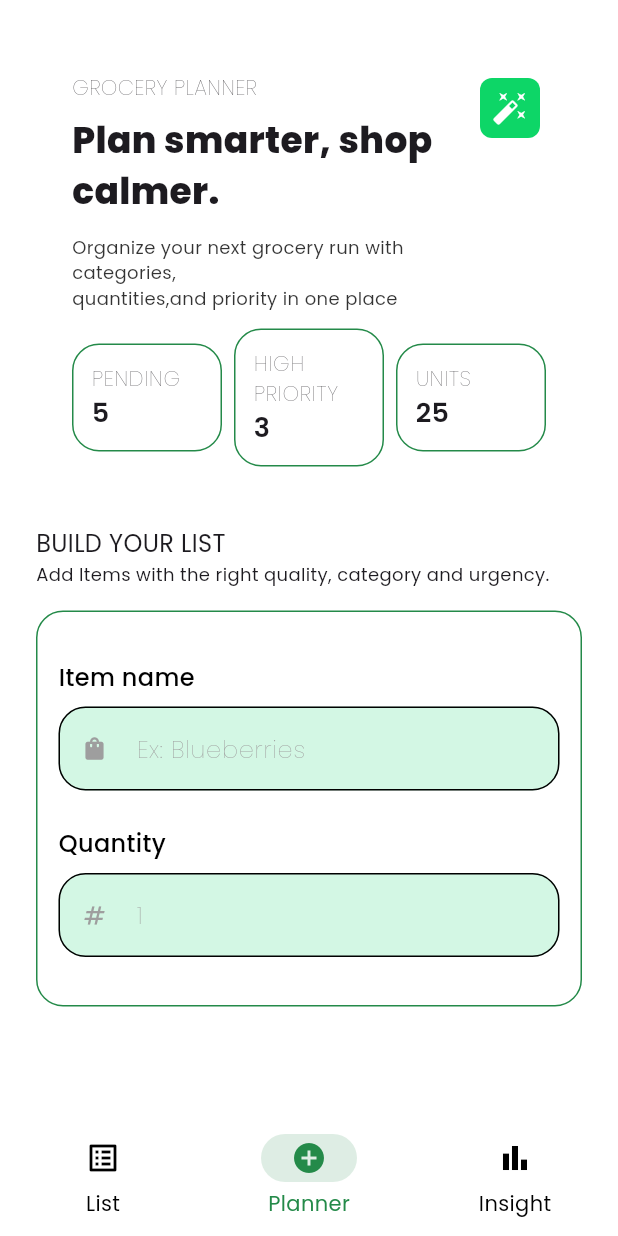
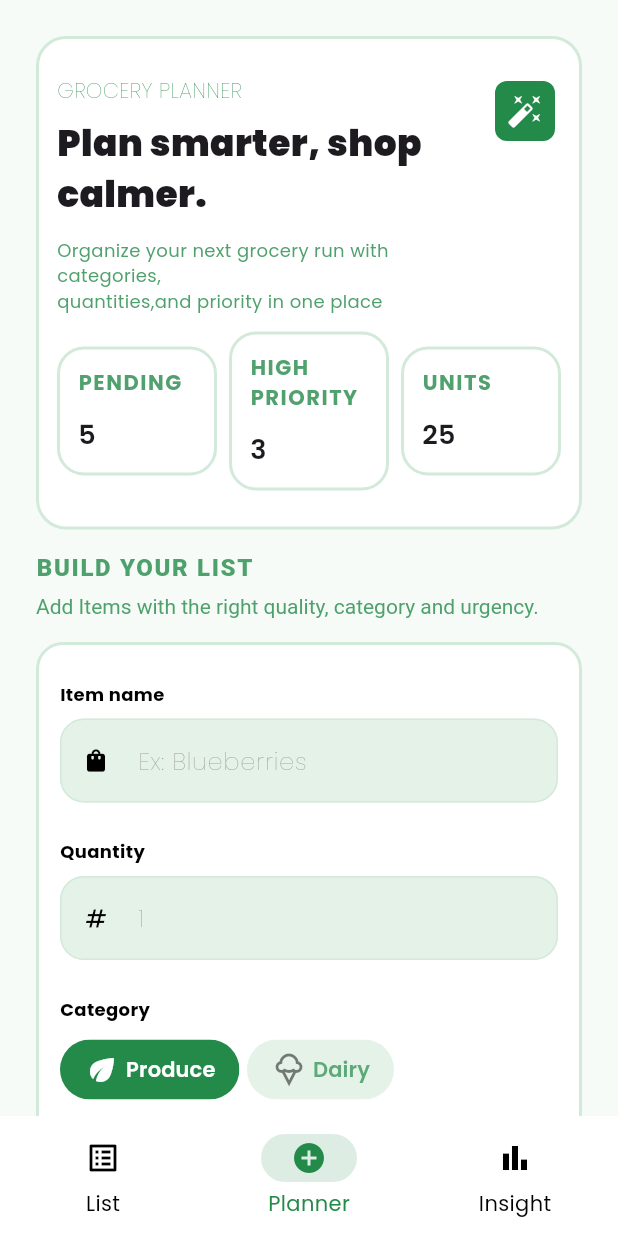
Before and after one commit to Miki0035/flutter_grocify, a Flutter app: the BottomNav screen opened directly, item 2 of the bottom bar chosen, on a phone screen of 412 x 824 dp. Run offline on Flutter 3.47's test engine with Material 3 defaults, Android fonts, the phone set to English and light mode, and no system bars; our stand-ins replace fpdart, google_fonts.

Commit message:
feat: add category chip

```diff
--- /dev/null
+++ b/lib/features/planner/presentation/models/category_option_item.dart
@@ -0,0 +1,13 @@
+import 'package:flutter/material.dart';
+
+class CategoryOptionItem {
+  final String value;
+  final IconData icon;
+  final IconData selectedIcon;
+
+  const CategoryOptionItem({
+    required this.value,
+    required this.icon,
+    required this.selectedIcon,
+  });
+}
--- a/lib/features/planner/presentation/screens/planner_screen.dart
+++ b/lib/features/planner/presentation/screens/planner_screen.dart
@@ -1,195 +1,66 @@
 import 'package:flutter/material.dart';
 import 'package:grocify/core/constants/colors.dart';
 import 'package:grocify/core/constants/sizes.dart';
-import 'package:grocify/features/planner/presentation/widgets/activity_card.dart';
+import 'package:grocify/features/planner/presentation/widgets/form/planner_form.dart';
+import 'package:grocify/features/planner/presentation/widgets/planner_banner.dart';
 
 class PlannerScreen extends StatelessWidget {
   const PlannerScreen({super.key});
 
   @override
   Widget build(BuildContext context) {
+    final backgroundColor = Theme.of(
+      context,
+    ).colorScheme.outlineVariant.withValues(alpha: 0.2);
+
+    final textColor = Theme.of(
+      context,
+    ).colorScheme.primary.withValues(alpha: 0.8);
+
     return SafeArea(
-      child: Padding(
+      child: SingleChildScrollView(
+        child: Container(
+          decoration: BoxDecoration(color: backgroundColor),
           padding: .all(24),
           child: Column(
             children: [
-            Container(
-              padding: .all(24),
-              decoration: BoxDecoration(
-                color: Theme.of(context).colorScheme.surface,
-                borderRadius: .circular(18),
-              ),
-              child: Column(
-                children: [
-                  Row(
-                    mainAxisAlignment: .spaceBetween,
-                    crossAxisAlignment: .start,
-                    children: [
-                      // LEFT
-                      Expanded(
-                        child: Column(
-                          crossAxisAlignment: .start,
-                          children: [
-                            Text(
-                              'GROCERY PLANNER',
-                              style: TextStyle(fontWeight: .w100),
-                            ),
-                            SizedBox(height: 8),
-
-                            Text(
-                              'Plan smarter, shop \ncalmer.',
-                              style: TextStyle(fontWeight: .w800, fontSize: 24),
-                            ),
-                            SizedBox(height: 12),
-                            Text(
-                              'Organize your next grocery run with categories,\n'
-                              'quantities,and priority in one place',
-                              style: TextStyle(
-                                fontSize: 12,
-                                color: Colors.black.withValues(alpha: 0.8),
-                              ),
-                            ),
-                          ],
-                        ),
-                      ),
-
-                      // RIGHT
-                      IconButton(
-                        iconSize: 24,
-                        constraints: BoxConstraints(minWidth: 24),
-                        style: IconButton.styleFrom(
-                          backgroundColor: GrocifyBrand.greenDark,
-                          padding: .all(8),
-                          shape: RoundedRectangleBorder(
-                            borderRadius: .circular(8),
-                          ),
-                        ),
-                        onPressed: () {},
-                        icon: Icon(
-                          Icons.auto_fix_high,
-                          color: GrocifyBrand.white,
-                        ),
-                      ),
-                    ],
-                  ),
-
-                  SizedBox(height: 12),
-
-                  // CARD COTNAINER
-                  Row(
-                    mainAxisAlignment: .spaceBetween,
-                    crossAxisAlignment: .center,
-                    children: [
-                      GActivityCard(type: 'PENDING', amount: 5),
-                      SizedBox(width: 8),
-                      GActivityCard(type: 'HIGH PRIORITY', amount: 3),
-                      SizedBox(width: 8),
-
-                      GActivityCard(type: 'UNITS', amount: 25),
-                    ],
-                  ),
-                ],
-              ),
-            ),
+              GPlannerBanner(),
 
               // IMAGE CONTAINER
               SizedBox(height: 16),
 
               Row(
                 children: [
-                Column(
+                  DefaultTextStyle(
+                    style: TextStyle(color: textColor),
+                    child: Column(
                       crossAxisAlignment: .start,
                       children: [
                         Text(
                           'BUILD YOUR LIST',
-                      style: TextStyle(fontSize: GSize.fontMd),
+                          style: TextStyle(
+                            fontSize: GSize.fontMd,
+                            letterSpacing: 1.1,
+                            fontWeight: .w900,
                           ),
+                        ),
+                        SizedBox(height: 8),
                         Text(
                           'Add Items with the right quality, category and urgency.',
-                      style: TextStyle(fontSize: GSize.fontSm),
                         ),
                       ],
+                    ),
                   ),
                 ],
               ),
 
               SizedBox(height: 16),
 
-            Form(
-              child: Container(
-                padding: .symmetric(horizontal: 14, vertical: 20),
-                decoration: BoxDecoration(
-                  border: .all(color: GrocifyBrand.green),
-                  borderRadius: .circular(18),
-                ),
-                child: Column(
-                  children: [
-                    GTextFormField(
-                      labelText: 'Item name',
-                      hintText: 'Ex: Blueberries',
-                      prefixIcon: Icons.shopping_bag,
-                    ),
-                    GTextFormField(
-                      labelText: 'Quantity',
-                      hintText: '1',
-                      prefixIcon: Icons.numbers_outlined,
-                    ),
+              GPlanForm(),
             ],
           ),
-              ),
-            ),
-          ],
         ),
       ),
     );
   }
 }
-
-class GTextFormField extends StatelessWidget {
-  const GTextFormField({
-    super.key,
-    required this.labelText,
-    required this.hintText,
-    required this.prefixIcon,
-  });
-
-  final String labelText;
-  final String hintText;
-  final IconData prefixIcon;
-
-  @override
-  Widget build(BuildContext context) {
-    return Padding(
-      padding: .symmetric(vertical: 12),
-      child: Column(
-        crossAxisAlignment: .start,
-        children: [
-          Text(
-            labelText,
-            style: TextStyle(
-              fontWeight: .w500,
-              fontSize: GSize.fontMd,
-              color: Colors.black,
-            ),
-          ),
-          SizedBox(height: 8),
-          TextFormField(
-            decoration: InputDecoration(
-              // labelText: labelText,
-              hintText: hintText,
-              hintStyle: TextStyle(fontWeight: .w200, color: Colors.grey),
-              prefixIconColor: Colors.grey,
-              prefixIcon: Icon(prefixIcon, size: 18),
-              border: OutlineInputBorder(
-                borderRadius: .circular(18),
-                borderSide: BorderSide(color: GrocifyBrand.green),
-              ),
-              filled: true,
-              fillColor: GrocifyBrand.greenSoft,
-            ),
-          ),
-        ],
-      ),
-    );
-  }
-}
--- a/lib/features/planner/presentation/widgets/activity_card.dart
+++ b/lib/features/planner/presentation/widgets/activity_card.dart
@@ -9,17 +9,30 @@ class GActivityCard extends StatelessWidget {
 
   @override
   Widget build(BuildContext context) {
+    final textColor = Theme.of(
+      context,
+    ).colorScheme.primary.withValues(alpha: 0.8);
+    final borderColor = Theme.of(context).colorScheme.outlineVariant;
+
     return Expanded(
       child: Container(
         padding: .all(12),
         decoration: BoxDecoration(
-          border: .all(color: GrocifyBrand.green),
+          border: .all(color: borderColor, width: 2),
           borderRadius: .circular(18),
         ),
         child: Column(
           crossAxisAlignment: .start,
           children: [
-            Text(type, style: TextStyle(fontWeight: .w100, letterSpacing: 0.5)),
+            Text(
+              type,
+              style: TextStyle(
+                color: textColor,
+                fontWeight: .w700,
+                letterSpacing: 1,
+              ),
+            ),
+            SizedBox(height: 12),
             Text('$amount', style: TextStyle(fontSize: 18, fontWeight: .w600)),
           ],
         ),
--- /dev/null
+++ b/lib/features/planner/presentation/widgets/form/planner_form.dart
@@ -0,0 +1,181 @@
+import 'package:flutter/material.dart';
+import 'package:grocify/core/constants/sizes.dart';
+import 'package:grocify/features/planner/presentation/models/category_option_item.dart';
+import 'package:grocify/features/planner/presentation/widgets/form/text_form_field.dart';
+
+class GPlanForm extends StatefulWidget {
+  const GPlanForm({super.key});
+
+  @override
+  State<GPlanForm> createState() => _GPlanFormState();
+}
+
+class _GPlanFormState extends State<GPlanForm> {
+  final formKey = GlobalKey<FormState>();
+  final itemNameController = TextEditingController();
+  final quantityController = TextEditingController();
+
+  static const List<CategoryOptionItem> categories = [
+    CategoryOptionItem(
+      value: 'Produce',
+      icon: Icons.eco_outlined,
+      selectedIcon: Icons.eco_rounded,
+    ),
+    CategoryOptionItem(
+      value: 'Dairy',
+      icon: Icons.icecream_outlined,
+      selectedIcon: Icons.icecream_rounded,
+    ),
+    CategoryOptionItem(
+      value: 'Bakery',
+      icon: Icons.breakfast_dining_outlined,
+      selectedIcon: Icons.breakfast_dining_rounded,
+    ),
+    CategoryOptionItem(
+      value: 'Pantry',
+      icon: Icons.kitchen_outlined,
+      selectedIcon: Icons.kitchen,
+    ),
+    CategoryOptionItem(
+      value: 'Snacks',
+      icon: Icons.cookie_outlined,
+      selectedIcon: Icons.cookie_rounded,
+    ),
+  ];
+
+  var selectedCategory = categories[0];
+
+  @override
+  void dispose() {
+    itemNameController.dispose();
+    quantityController.dispose();
+    super.dispose();
+  }
+
+  @override
+  Widget build(BuildContext context) {
+    final backgroundColor = Theme.of(context).colorScheme.surface;
+    final borderColor = Theme.of(context).colorScheme.outlineVariant;
+    // CHIP BG COLOR
+    final selectedChipBgColor = Theme.of(context).colorScheme.primary;
+    final defaultChipBgColor = Theme.of(
+      context,
+    ).colorScheme.outlineVariant.withValues(alpha: 0.6);
+    // CHIP TEXT COLOR
+    final selectedTextColor = Theme.of(context).colorScheme.onPrimary;
+    final defaultTextColor = Theme.of(
+      context,
+    ).colorScheme.primary.withValues(alpha: 0.7);
+
+    // CHIP ICON COLOR
+    final defaultIconColor = Theme.of(
+      context,
+    ).colorScheme.onSurface.withValues(alpha: 0.5);
+    final selectedIconColor = Theme.of(context).colorScheme.onPrimary;
+
+    return Form(
+      key: formKey,
+      child: Container(
+        padding: .symmetric(horizontal: 14, vertical: 12),
+        decoration: BoxDecoration(
+          color: backgroundColor,
+          border: .all(color: borderColor, width: 2),
+          borderRadius: .circular(18),
+        ),
+        child: Column(
+          children: [
+            // ITEM NAME
+            GTextFormField(
+              controller: itemNameController,
+              labelText: 'Item name',
+              hintText: 'Ex: Blueberries',
+              prefixIcon: Icons.shopping_bag,
+            ),
+            // QUANTITY
+            GTextFormField(
+              controller: quantityController,
+              labelText: 'Quantity',
+              hintText: '1',
+              prefixIcon: Icons.numbers_outlined,
+            ),
+
+            // CATEGORY
+            Padding(
+              padding: .symmetric(vertical: 12),
+              child: SizedBox(
+                width: .infinity,
+                child: Column(
+                  crossAxisAlignment: .start,
+                  children: [
+                    Text(
+                      'Category',
+                      style: TextStyle(
+                        fontWeight: .w700,
+                        fontSize: GSize.fontSm,
+                        color: Colors.black,
+                      ),
+                    ),
+                    SizedBox(height: 8),
+                    Wrap(
+                      spacing: 5,
+                      runSpacing: 5,
+                      children: categories.map((item) {
+                        final selected = selectedCategory.value == item.value;
+                        final icon = selected ? item.selectedIcon : item.icon;
+                        final chipBg = selected
+                            ? selectedChipBgColor
+                            : defaultChipBgColor;
+
+                        final iconColor = selected
+                            ? selectedIconColor
+                            : defaultIconColor;
+
+                        final textColor = selected
+                            ? selectedTextColor
+                            : defaultTextColor;
+
+                        final option = item.value;
+
+                        return ChoiceChip(
+                          backgroundColor: defaultChipBgColor,
+                          selectedColor: chipBg,
+                          side: .none,
+                          shape: RoundedRectangleBorder(
+                            borderRadius: .circular(20),
+                          ),
+
+                          onSelected: (value) {
+                            setState(() {
+                              selectedCategory = item;
+                            });
+                          },
+
+                          label: Row(
+                            mainAxisSize: .min,
+                            children: [
+                              Icon(icon, color: iconColor),
+                              SizedBox(width: 4),
+                              Text(
+                                option,
+                                style: TextStyle(
+                                  color: textColor,
+                                  fontWeight: .w600,
+                                ),
+                              ),
+                            ],
+                          ),
+                          selected: selected,
+                          showCheckmark: false,
+                        );
+                      }).toList(),
+                    ),
+                  ],
+                ),
+              ),
+            ),
+          ],
+        ),
+      ),
+    );
+  }
+}
--- /dev/null
+++ b/lib/features/planner/presentation/widgets/form/text_form_field.dart
@@ -0,0 +1,60 @@
+import 'package:flutter/material.dart';
+import 'package:grocify/core/constants/sizes.dart';
+
+class GTextFormField extends StatelessWidget {
+  const GTextFormField({
+    super.key,
+    required this.labelText,
+    required this.hintText,
+    required this.prefixIcon,
+    required this.controller,
+  });
+  final TextEditingController controller;
+  final String labelText;
+  final String hintText;
+  final IconData prefixIcon;
+
+  @override
+  Widget build(BuildContext context) {
+    final borderColor = Theme.of(context).colorScheme.outlineVariant;
+    final backgroundColor = Theme.of(
+      context,
+    ).colorScheme.outlineVariant.withValues(alpha: 0.6);
+    return Padding(
+      padding: .symmetric(vertical: 12),
+      child: Column(
+        crossAxisAlignment: .start,
+        children: [
+          Text(
+            labelText,
+            style: TextStyle(
+              fontWeight: .w700,
+              fontSize: GSize.fontSm,
+              color: Colors.black,
+            ),
+          ),
+          SizedBox(height: 8),
+          TextFormField(
+            controller: controller,
+            decoration: InputDecoration(
+              // labelText: labelText,
+              hintText: hintText,
+              hintStyle: TextStyle(fontWeight: .w200, color: Colors.grey),
+              prefixIcon: Icon(prefixIcon, size: 18),
+              focusedBorder: OutlineInputBorder(
+                borderRadius: .circular(16),
+                borderSide: BorderSide(color: borderColor),
+              ),
+              enabledBorder: OutlineInputBorder(
+                borderRadius: .circular(16),
+                borderSide: BorderSide(color: borderColor),
+              ),
+              filled: true,
+              fillColor: backgroundColor,
+            ),
+          ),
+        ],
+      ),
+    );
+  }
+}
--- /dev/null
+++ b/lib/features/planner/presentation/widgets/planner_banner.dart
@@ -0,0 +1,92 @@
+import 'package:flutter/material.dart';
+import 'package:grocify/features/planner/presentation/widgets/activity_card.dart';
+
+class GPlannerBanner extends StatelessWidget {
+  const GPlannerBanner({super.key});
+
+  @override
+  Widget build(BuildContext context) {
+    final backgroundColor = Theme.of(context).colorScheme.surface;
+    final borderColor = Theme.of(context).colorScheme.outlineVariant;
+    final iconBgColor = Theme.of(context).colorScheme.primary;
+    final iconColor = Theme.of(context).colorScheme.onPrimary;
+    final textColor = Theme.of(
+      context,
+    ).colorScheme.primary.withValues(alpha: 0.8);
+
+    return Container(
+      padding: .symmetric(vertical: 24, horizontal: 12),
+      decoration: BoxDecoration(
+        color: backgroundColor,
+        borderRadius: .circular(20),
+        border: .all(color: borderColor, width: 2),
+      ),
+      child: Column(
+        children: [
+          Row(
+            mainAxisAlignment: .spaceBetween,
+            crossAxisAlignment: .start,
+            children: [
+              // LEFT
+              Expanded(
+                child: Column(
+                  crossAxisAlignment: .start,
+                  children: [
+                    Text(
+                      'GROCERY PLANNER',
+                      style: TextStyle(
+                        fontWeight: .w100,
+                        color: textColor.withValues(alpha: 1),
+                      ),
+                    ),
+                    SizedBox(height: 8),
+
+                    Text(
+                      'Plan smarter, shop \ncalmer.',
+                      style: TextStyle(fontWeight: .w900, fontSize: 24),
+                    ),
+                    SizedBox(height: 12),
+                    Text(
+                      'Organize your next grocery run with categories,\n'
+                      'quantities,and priority in one place',
+                      style: TextStyle(fontSize: 12, color: textColor),
+                    ),
+                  ],
+                ),
+              ),
+
+              // RIGHT
+              IconButton(
+                iconSize: 24,
+                constraints: BoxConstraints(minWidth: 24),
+                style: IconButton.styleFrom(
+                  backgroundColor: iconBgColor,
+                  padding: .all(8),
+                  shape: RoundedRectangleBorder(borderRadius: .circular(8)),
+                ),
+                onPressed: () {},
+                icon: Icon(Icons.auto_fix_high, color: iconColor),
+              ),
+            ],
+          ),
+
+          SizedBox(height: 12),
+
+          // CARD COTNAINER
+          Row(
+            mainAxisAlignment: .spaceBetween,
+            crossAxisAlignment: .center,
+            children: [
+              GActivityCard(type: 'PENDING', amount: 5),
+              SizedBox(width: 8),
+              GActivityCard(type: 'HIGH PRIORITY', amount: 3),
+              SizedBox(width: 8),
+
+              GActivityCard(type: 'UNITS', amount: 25),
+            ],
+          ),
+        ],
+      ),
+    );
+  }
+}
```
Lines whose indentation alone changed are shown as unchanged.
